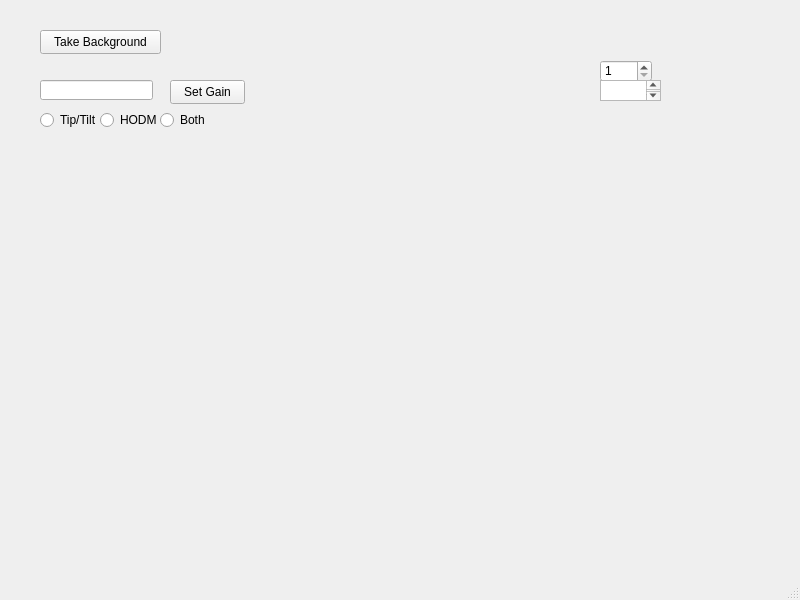
First picture: the form in src/Graffiti.ui, repository soylentdeen/Graffiti, before the edit.
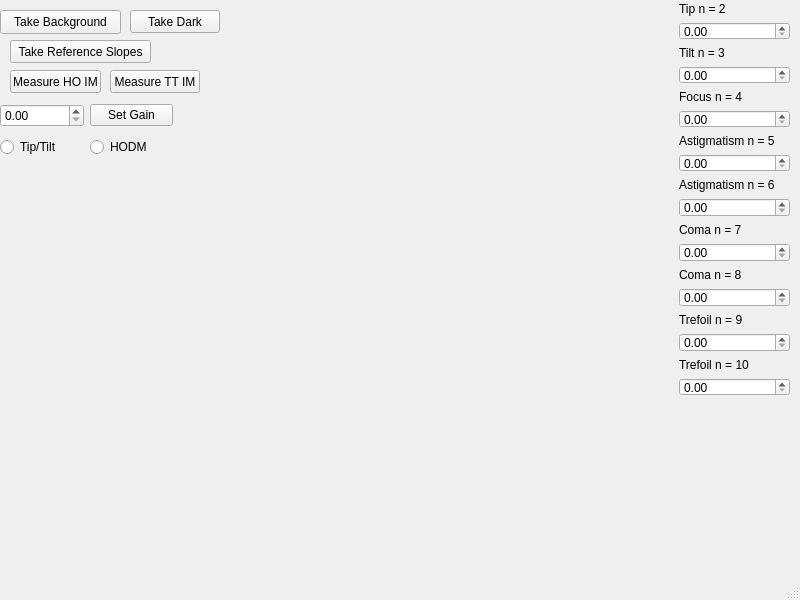
Second picture: the form after the edit. Custom widgets are drawn as their Qt base class.

Patch:
```diff
--- a/src/Graffiti.ui
+++ b/src/Graffiti.ui
@@ -17,8 +17,8 @@
    <widget class="QPushButton" name="BackgroundButton">
     <property name="geometry">
      <rect>
-      <x>40</x>
-      <y>30</y>
+      <x>0</x>
+      <y>10</y>
       <width>121</width>
       <height>24</height>
      </rect>
@@ -27,112 +27,283 @@
      <string>Take Background</string>
     </property>
    </widget>
-   <widget class="QLineEdit" name="Gain">
-    <property name="geometry">
-     <rect>
-      <x>40</x>
-      <y>80</y>
-      <width>113</width>
-      <height>20</height>
-     </rect>
-    </property>
-    <property name="toolTip">
-     <string>Gain</string>
-    </property>
-    <property name="maxLength">
-     <number>4</number>
-    </property>
-    <property name="Gain" stdset="0">
-     <double>0.100000000000000</double>
-    </property>
-   </widget>
-   <widget class="QPushButton" name="SetGain">
-    <property name="geometry">
-     <rect>
-      <x>170</x>
-      <y>80</y>
-      <width>75</width>
-      <height>24</height>
-     </rect>
-    </property>
-    <property name="text">
-     <string>Set Gain</string>
-    </property>
-   </widget>
-   <widget class="QRadioButton" name="TT_GainSelector">
-    <property name="geometry">
-     <rect>
-      <x>40</x>
-      <y>110</y>
-      <width>61</width>
-      <height>20</height>
-     </rect>
-    </property>
-    <property name="text">
-     <string>Tip/Tilt</string>
-    </property>
-   </widget>
-   <widget class="QRadioButton" name="HO_GainSelector">
-    <property name="geometry">
-     <rect>
-      <x>100</x>
-      <y>110</y>
-      <width>61</width>
-      <height>20</height>
-     </rect>
-    </property>
-    <property name="text">
-     <string>HODM</string>
-    </property>
-   </widget>
-   <widget class="QRadioButton" name="Both_GainSelector">
-    <property name="geometry">
-     <rect>
-      <x>160</x>
-      <y>110</y>
-      <width>51</width>
-      <height>20</height>
-     </rect>
-    </property>
-    <property name="text">
-     <string>Both</string>
-    </property>
-   </widget>
    <widget class="MatplotlibWidget" name="DMPlotWindow" native="true">
     <property name="geometry">
      <rect>
-      <x>280</x>
+      <x>320</x>
+      <y>0</y>
+      <width>361</width>
+      <height>351</height>
+     </rect>
+    </property>
+   </widget>
+   <widget class="QWidget" name="verticalLayoutWidget">
+    <property name="geometry">
+     <rect>
+      <x>679</x>
+      <y>2</y>
+      <width>111</width>
+      <height>394</height>
+     </rect>
+    </property>
+    <layout class="QVBoxLayout" name="verticalLayout">
+     <item>
+      <widget class="QLabel" name="label_8">
+       <property name="text">
+        <string>Tip n = 2</string>
+       </property>
+      </widget>
+     </item>
+     <item>
+      <widget class="QDoubleSpinBox" name="noll2SB">
+       <property name="maximum">
+        <double>10.000000000000000</double>
+       </property>
+       <property name="singleStep">
+        <double>0.010000000000000</double>
+       </property>
+      </widget>
+     </item>
+     <item>
+      <widget class="QLabel" name="label_9">
+       <property name="text">
+        <string>Tilt n = 3</string>
+       </property>
+      </widget>
+     </item>
+     <item>
+      <widget class="QDoubleSpinBox" name="noll3SB">
+       <property name="maximum">
+        <double>10.000000000000000</double>
+       </property>
+       <property name="singleStep">
+        <double>0.010000000000000</double>
+       </property>
+      </widget>
+     </item>
+     <item>
+      <widget class="QLabel" name="label">
+       <property name="text">
+        <string>Focus n = 4</string>
+       </property>
+      </widget>
+     </item>
+     <item>
+      <widget class="QDoubleSpinBox" name="noll4SB">
+       <property name="maximum">
+        <double>10.000000000000000</double>
+       </property>
+       <property name="singleStep">
+        <double>0.010000000000000</double>
+       </property>
+      </widget>
+     </item>
+     <item>
+      <widget class="QLabel" name="label_2">
+       <property name="text">
+        <string>Astigmatism n = 5</string>
+       </property>
+      </widget>
+     </item>
+     <item>
+      <widget class="QDoubleSpinBox" name="noll5SB">
+       <property name="maximum">
+        <double>10.000000000000000</double>
+       </property>
+       <property name="singleStep">
+        <double>0.010000000000000</double>
+       </property>
+      </widget>
+     </item>
+     <item>
+      <widget class="QLabel" name="label_3">
+       <property name="text">
+        <string>Astigmatism n = 6</string>
+       </property>
+      </widget>
+     </item>
+     <item>
+      <widget class="QDoubleSpinBox" name="noll6SB">
+       <property name="maximum">
+        <double>10.000000000000000</double>
+       </property>
+       <property name="singleStep">
+        <double>0.010000000000000</double>
+       </property>
+      </widget>
+     </item>
+     <item>
+      <widget class="QLabel" name="label_4">
+       <property name="text">
+        <string>Coma n = 7</string>
+       </property>
+      </widget>
+     </item>
+     <item>
+      <widget class="QDoubleSpinBox" name="noll7SB">
+       <property name="maximum">
+        <double>10.000000000000000</double>
+       </property>
+       <property name="singleStep">
+        <double>0.010000000000000</double>
+       </property>
+      </widget>
+     </item>
+     <item>
+      <widget class="QLabel" name="label_5">
+       <property name="text">
+        <string>Coma n = 8</string>
+       </property>
+      </widget>
+     </item>
+     <item>
+      <widget class="QDoubleSpinBox" name="noll8SB">
+       <property name="maximum">
+        <double>10.000000000000000</double>
+       </property>
+       <property name="singleStep">
+        <double>0.010000000000000</double>
+       </property>
+      </widget>
+     </item>
+     <item>
+      <widget class="QLabel" name="label_6">
+       <property name="text">
+        <string>Trefoil n = 9</string>
+       </property>
+      </widget>
+     </item>
+     <item>
+      <widget class="QDoubleSpinBox" name="noll9SB">
+       <property name="maximum">
+        <double>10.000000000000000</double>
+       </property>
+       <property name="singleStep">
+        <double>0.010000000000000</double>
+       </property>
+      </widget>
+     </item>
+     <item>
+      <widget class="QLabel" name="label_7">
+       <property name="text">
+        <string>Trefoil n = 10</string>
+       </property>
+      </widget>
+     </item>
+     <item>
+      <widget class="QDoubleSpinBox" name="noll10SB">
+       <property name="maximum">
+        <double>10.000000000000000</double>
+       </property>
+       <property name="singleStep">
+        <double>0.010000000000000</double>
+       </property>
+      </widget>
+     </item>
+    </layout>
+   </widget>
+   <widget class="QWidget" name="verticalLayoutWidget_2">
+    <property name="geometry">
+     <rect>
+      <x>0</x>
+      <y>100</y>
+      <width>173</width>
+      <height>61</height>
+     </rect>
+    </property>
+    <layout class="QVBoxLayout" name="verticalLayout_3">
+     <item>
+      <layout class="QHBoxLayout" name="horizontalLayout_5">
+       <item>
+        <widget class="QDoubleSpinBox" name="Gain">
+         <property name="maximum">
+          <double>1.000000000000000</double>
+         </property>
+         <property name="singleStep">
+          <double>0.050000000000000</double>
+         </property>
+        </widget>
+       </item>
+       <item>
+        <widget class="QPushButton" name="SetGain">
+         <property name="text">
+          <string>Set Gain</string>
+         </property>
+        </widget>
+       </item>
+      </layout>
+     </item>
+     <item>
+      <layout class="QHBoxLayout" name="horizontalLayout_6">
+       <item>
+        <widget class="QRadioButton" name="TT_GainSelector">
+         <property name="text">
+          <string>Tip/Tilt</string>
+         </property>
+        </widget>
+       </item>
+       <item>
+        <widget class="QRadioButton" name="HO_GainSelector">
+         <property name="text">
+          <string>HODM</string>
+         </property>
+        </widget>
+       </item>
+      </layout>
+     </item>
+    </layout>
+   </widget>
+   <widget class="QPushButton" name="RefSlopes_Button">
+    <property name="geometry">
+     <rect>
+      <x>10</x>
       <y>40</y>
-      <width>320</width>
-      <height>320</height>
+      <width>141</width>
+      <height>23</height>
      </rect>
     </property>
+    <property name="text">
+     <string>Take Reference Slopes</string>
+    </property>
    </widget>
-   <widget class="QSpinBox" name="HODMSpinBox">
+   <widget class="QPushButton" name="HO_IM_Button">
     <property name="geometry">
      <rect>
-      <x>600</x>
-      <y>60</y>
-      <width>52</width>
-      <height>22</height>
+      <x>10</x>
+      <y>70</y>
+      <width>91</width>
+      <height>23</height>
      </rect>
     </property>
-    <property name="minimum">
-     <number>1</number>
+    <property name="text">
+     <string>Measure HO IM</string>
     </property>
-    <property name="maximum">
-     <number>60</number>
+   </widget>
+   <widget class="QPushButton" name="TT_IM_Button">
+    <property name="geometry">
+     <rect>
+      <x>110</x>
+      <y>70</y>
+      <width>90</width>
+      <height>23</height>
+     </rect>
     </property>
+    <property name="text">
+     <string>Measure TT IM</string>
+    </property>
    </widget>
-   <widget class="QPlainTextEdit" name="HODMVal">
+   <widget class="QPushButton" name="pushButton">
     <property name="geometry">
      <rect>
-      <x>600</x>
-      <y>80</y>
-      <width>61</width>
-      <height>21</height>
+      <x>130</x>
+      <y>10</y>
+      <width>90</width>
+      <height>23</height>
      </rect>
     </property>
+    <property name="text">
+     <string>Take Dark</string>
+    </property>
    </widget>
   </widget>
   <widget class="QMenuBar" name="menubar">
```
